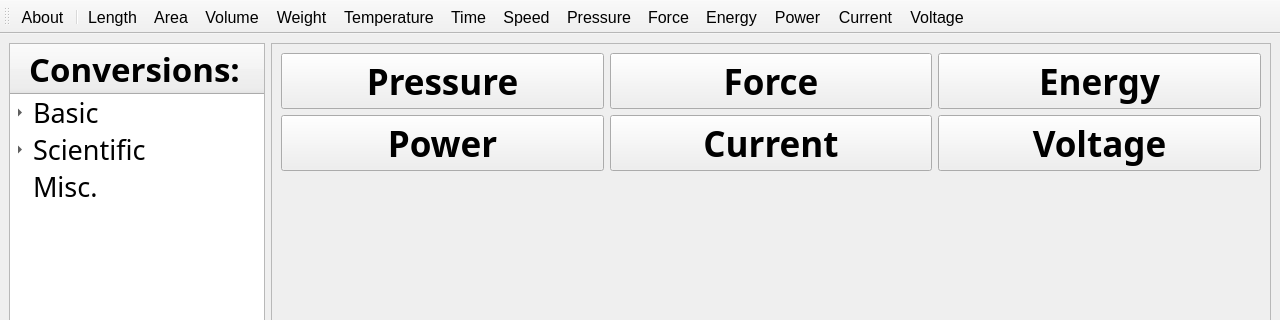
Before: the Qt Designer form mainwindow.ui in 30vam/cute-converter, drawn with Qt 5; both pictures show x 0 to 1280 and y 0 to 320 of the 1280 by 800 pixel window.
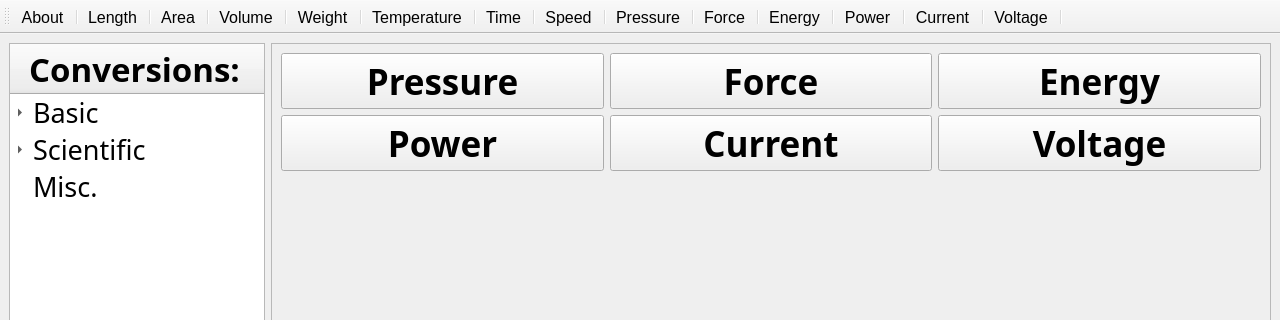
After: the same form once the commit is applied. Icons and pictures are not drawn.

Diff of the .ui file:
```diff
--- a/mainwindow.ui
+++ b/mainwindow.ui
@@ -3167,18 +3167,31 @@
    <addaction name="aboutAction"/>
    <addaction name="separator"/>
    <addaction name="switchToLengthAction"/>
+   <addaction name="separator"/>
    <addaction name="switchToAreaAction"/>
+   <addaction name="separator"/>
    <addaction name="switchToVolumeAction"/>
+   <addaction name="separator"/>
    <addaction name="switchToWeightAction"/>
+   <addaction name="separator"/>
    <addaction name="switchToTemperatureAction"/>
+   <addaction name="separator"/>
    <addaction name="switchToTimeAction"/>
+   <addaction name="separator"/>
    <addaction name="switchToSpeedAction"/>
+   <addaction name="separator"/>
    <addaction name="switchToPressureAction"/>
+   <addaction name="separator"/>
    <addaction name="switchToForceAction"/>
+   <addaction name="separator"/>
    <addaction name="switchToEnergyAction"/>
+   <addaction name="separator"/>
    <addaction name="switchToPowerAction"/>
+   <addaction name="separator"/>
    <addaction name="switchToCurrentAction"/>
+   <addaction name="separator"/>
    <addaction name="switchToVoltageAction"/>
+   <addaction name="separator"/>
   </widget>
   <action name="switchToLengthAction">
    <property name="icon">
```
Left out of the diff: 128 changed lines with no effect on the pictures.
